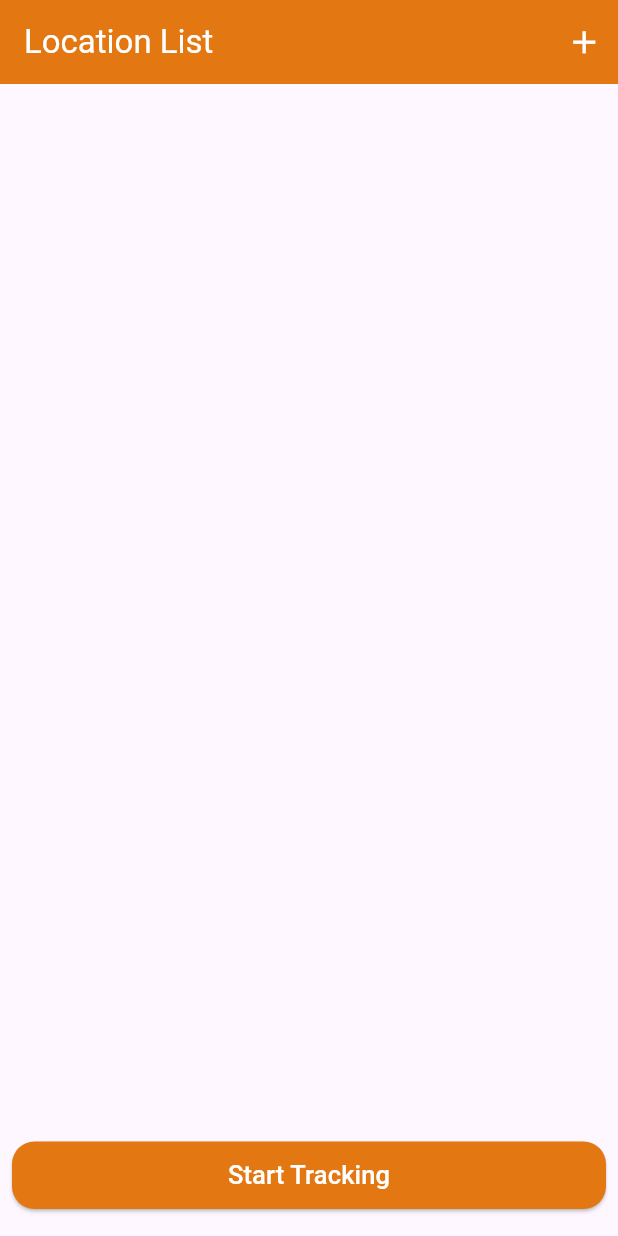
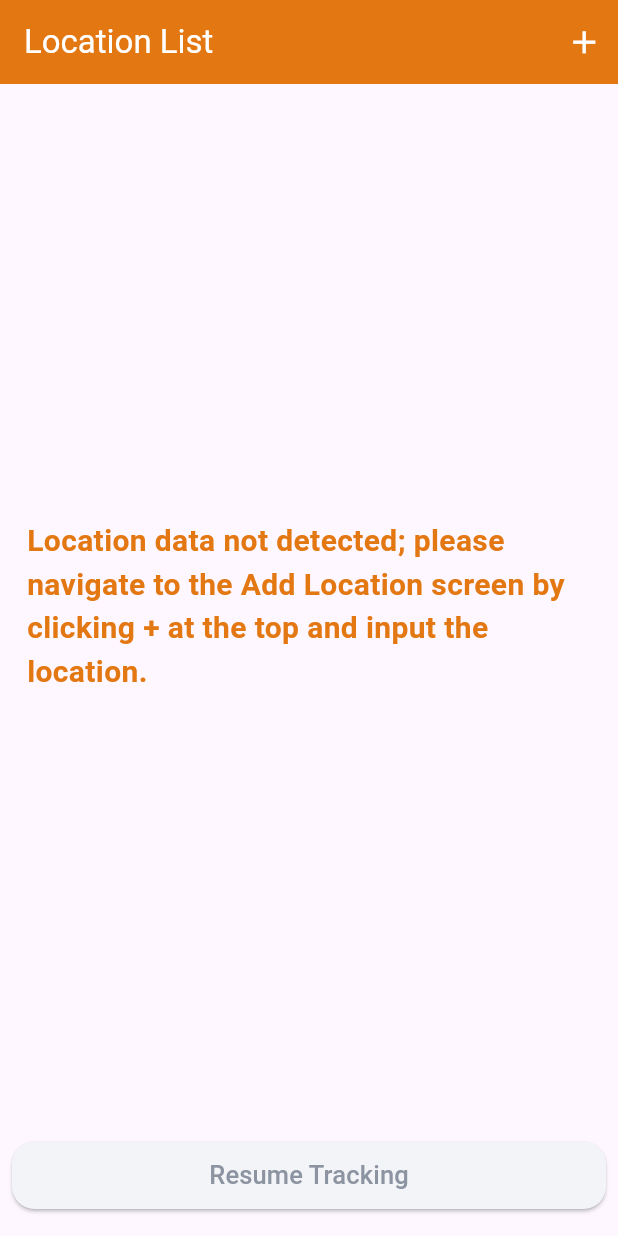
Before and after one commit to darshilgabani/Location-Tracking-Flutter, a Flutter app: the screen it shows after launch, on a phone screen of 412 x 824 dp. Run offline on Flutter 3.47's test engine with Material 3 defaults, Android fonts, the phone set to English and light mode, and no system bars; our stand-ins replace device_info_plus, firebase_core, firebase_database, permission_handler; accounts and stored records are empty.

Commit message:
- Tracking Button functionality added

```diff
--- a/lib/ui/screen_location_list/location_list_screen.dart
+++ b/lib/ui/screen_location_list/location_list_screen.dart
@@ -22,6 +22,11 @@ class _LocationListScreenState extends State<LocationListScreen> {
   final TextEditingController _textEditingController = TextEditingController();
   List<LocationDataModel> locationDataList = [];
   LocationDataManager locationDataManager = LocationDataManager();
+
+  bool isTrackingBtnEnable = false;
+  bool isResumeBtnEnable = false;
+  bool isWorkCompleted = false;
+  String trackingBtnName = "";
 
   @override
   void initState() {
@@ -134,7 +139,8 @@ class _LocationListScreenState extends State<LocationListScreen> {
         child: Column(
           children: [
             Expanded(
-              child: ReorderableListView(
+                child: locationDataList.isNotEmpty
+                    ? ReorderableListView(
                   padding: const EdgeInsets.fromLTRB(15, 15, 15, 0),
                   proxyDecorator: proxyDecorator,
                   children: cards,
@@ -154,13 +160,28 @@ class _LocationListScreenState extends State<LocationListScreen> {
                       },
                     );
                   },
+                )
+                    : Center(
+                    child: Padding(
+                      padding: const EdgeInsets.all(18.0),
+                      child: Text(
+                        emptyLocationDataListMsg,
+                        style: TextStyle(
+                            color: themeOrangeColor,
+                            fontSize: 20,
+                            fontWeight: FontWeight.bold),
                       ),
-            ),
+                    ))),
             Align(
               alignment: Alignment.bottomCenter,
               child: Padding(
                 padding: EdgeInsets.fromLTRB(0, 0, 0, 10),
-                child: CustomButton(btnName: lblStartBtn),
+                child: CustomButton(
+                  btnName: trackingBtnName.isNotEmpty
+                      ? trackingBtnName
+                      : getTrackingBtnName(),
+                  isBtnEnable: isTrackingBtnEnable || isResumeBtnEnable,
+                ),
               ),
             ),
           ],
@@ -288,7 +309,28 @@ class _LocationListScreenState extends State<LocationListScreen> {
       setState(() {
         locationDataList.clear();
         locationDataList.addAll(list);
+        trackingBtnName = "";
+        for (final (index, element) in locationDataList.indexed) {
+          if (index == 0 && element.isWorkedDone == false) {
+            isTrackingBtnEnable = true;
+            isResumeBtnEnable = false;
+          } else if (index == 0 && element.isWorkedDone == true) {
+            isTrackingBtnEnable = false;
+            isResumeBtnEnable = true;
+          }
+
+          if (index == (locationDataList.length - 1) &&
+              element.isWorkedDone == true) {
+            isTrackingBtnEnable = false;
+            isResumeBtnEnable = false;
+            trackingBtnName = lblWorkCompletedBtn;
+          }
+        }
       });
     });
   }
+
+  String getTrackingBtnName() {
+    return isTrackingBtnEnable ? lblStartBtn : lblResumeBtn;
   }
+}
--- a/lib/utils/constants.dart
+++ b/lib/utils/constants.dart
@@ -19,3 +19,8 @@ const String locationTagKey = "Location_Tag";
 const String workDoneKey = "Worked_Done";
 const String checkedInKey = "Checked_In";
 const String checkedOutKey = "Checked_Out";
+
+const String lblResumeBtn = "Resume Tracking";
+const String lblWorkCompletedBtn = "Work has been already submitted";
+const String emptyLocationDataListMsg =
+    "Location data not detected; please navigate to the Add Location screen by clicking + at the top and input the location.";
```
Lines whose indentation alone changed are shown as unchanged.
